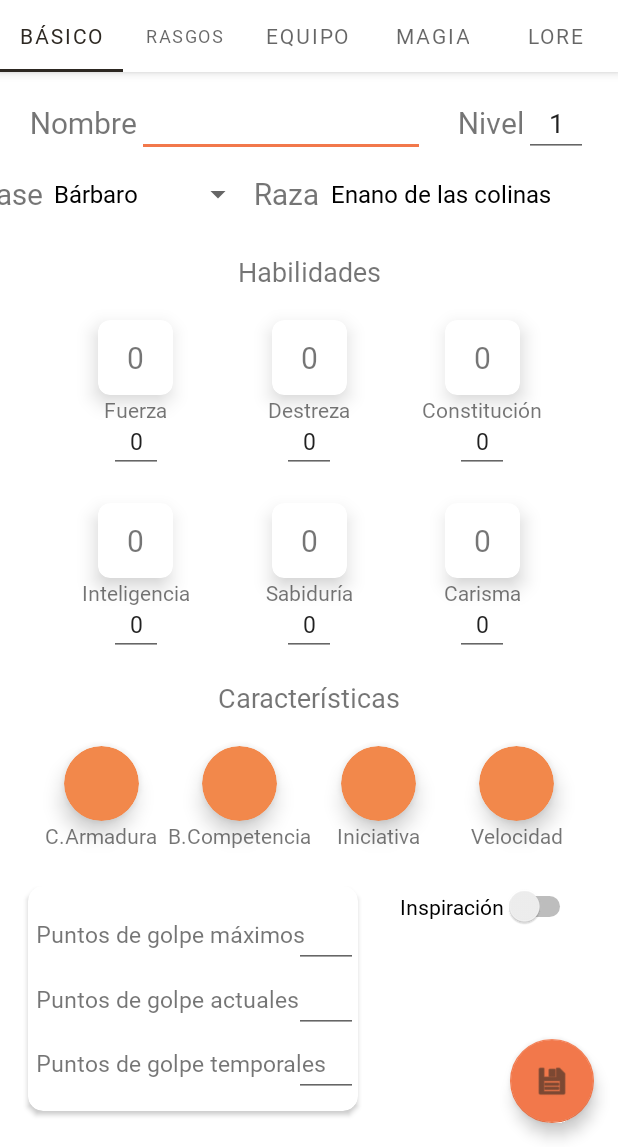
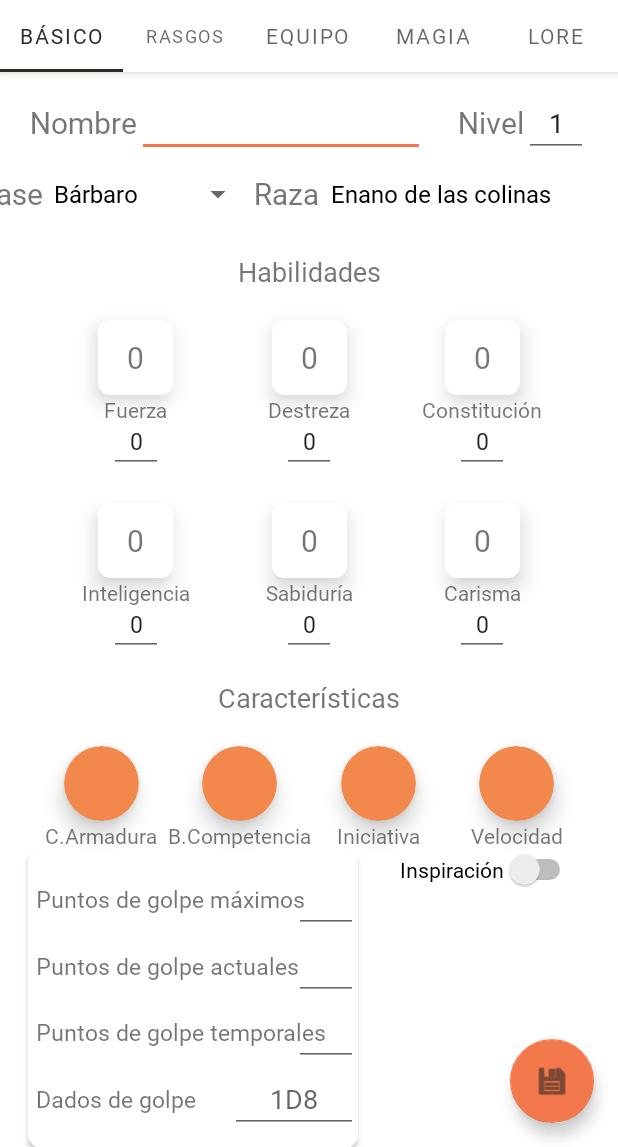
Before and after one commit to mcas2/OpenRol, an Android app: the DnDCharFragment1 screen opened directly, with no data from a screen before it, on a phone screen of 412 x 824 dp, the part 89-1236 px from its top. Run offline under Robolectric (Android 15) with nearby library versions, the phone set to English and light mode, and no system bars.

Commit message:
Avances en la hoja de personaje

```diff
--- a/app/src/main/res/layout/fragment_dnd_1.xml
+++ b/app/src/main/res/layout/fragment_dnd_1.xml
@@ -542,7 +542,7 @@
         <androidx.cardview.widget.CardView
             android:id="@+id/cardView"
             android:layout_width="220dp"
-            android:layout_height="150dp"
+            android:layout_height="200dp"
             app:cardCornerRadius="10dp"
             android:layout_marginLeft="30dp"
             app:layout_constraintBottom_toBottomOf="parent"
@@ -581,8 +581,8 @@
                             android:layout_width="wrap_content"
                             android:layout_height="wrap_content"
                             android:layout_marginLeft="5dp"
+                            android:text="Puntos de golpe actuales"
                             android:textSize="15sp"
-                            android:text="Puntos de golpe actuales"
                             app:layout_constraintBottom_toTopOf="@+id/plainTextPGT"
                             app:layout_constraintStart_toStartOf="parent"
                             app:layout_constraintTop_toBottomOf="@+id/plainTextPGM" />
@@ -603,9 +603,9 @@
                             android:layout_width="wrap_content"
                             android:layout_height="wrap_content"
                             android:layout_marginLeft="5dp"
+                            android:text="Puntos de golpe temporales"
                             android:textSize="15sp"
-                            android:text="Puntos de golpe temporales"
-                            app:layout_constraintBottom_toBottomOf="parent"
+                            app:layout_constraintBottom_toTopOf="@+id/plainTextDG"
                             app:layout_constraintStart_toStartOf="parent"
                             app:layout_constraintTop_toBottomOf="@+id/plainTextPGA" />
 
@@ -620,6 +620,28 @@
                             app:layout_constraintEnd_toEndOf="parent"
                             app:layout_constraintTop_toTopOf="@+id/plainTextPGT" />
 
+                        <TextView
+                            android:id="@+id/plainTextDG"
+                            android:layout_width="wrap_content"
+                            android:layout_height="wrap_content"
+                            android:layout_marginLeft="5dp"
+                            android:text="Dados de golpe"
+                            android:textSize="15sp"
+                            app:layout_constraintBottom_toBottomOf="parent"
+                            app:layout_constraintStart_toStartOf="parent"
+                            app:layout_constraintTop_toBottomOf="@+id/plainTextPGT" />
+
+                        <EditText
+                            android:id="@+id/dndCHeditTextDG"
+                            android:layout_width="wrap_content"
+                            android:layout_height="wrap_content"
+                            android:ems="4"
+                            android:hint="1D8"
+                            android:textAlignment="center"
+                            app:layout_constraintBottom_toBottomOf="@+id/plainTextDG"
+                            app:layout_constraintEnd_toEndOf="parent"
+                            app:layout_constraintTop_toTopOf="@+id/plainTextDG" />
+
                 </androidx.constraintlayout.widget.ConstraintLayout>
 
         </androidx.cardview.widget.CardView>
```
Also changed, not shown: app/src/main/java/com/mcas2/openrol/SelectCharDnD.java (+5 -5 lines).
